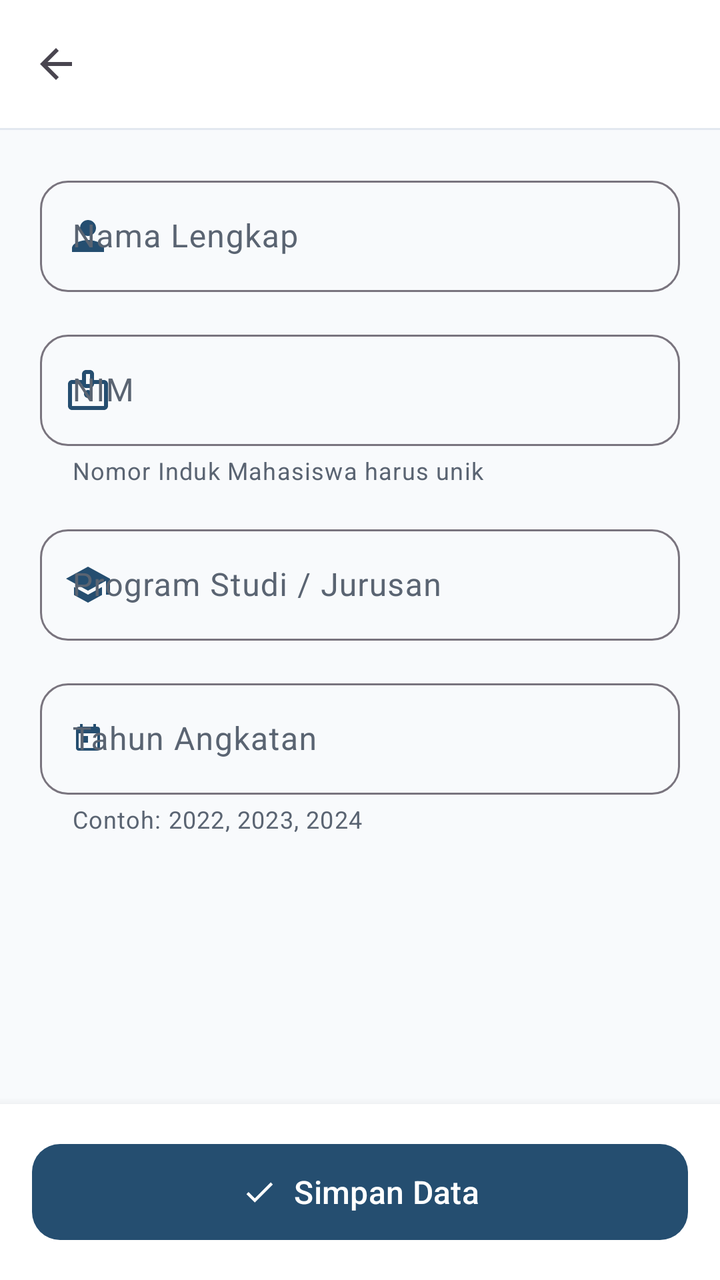
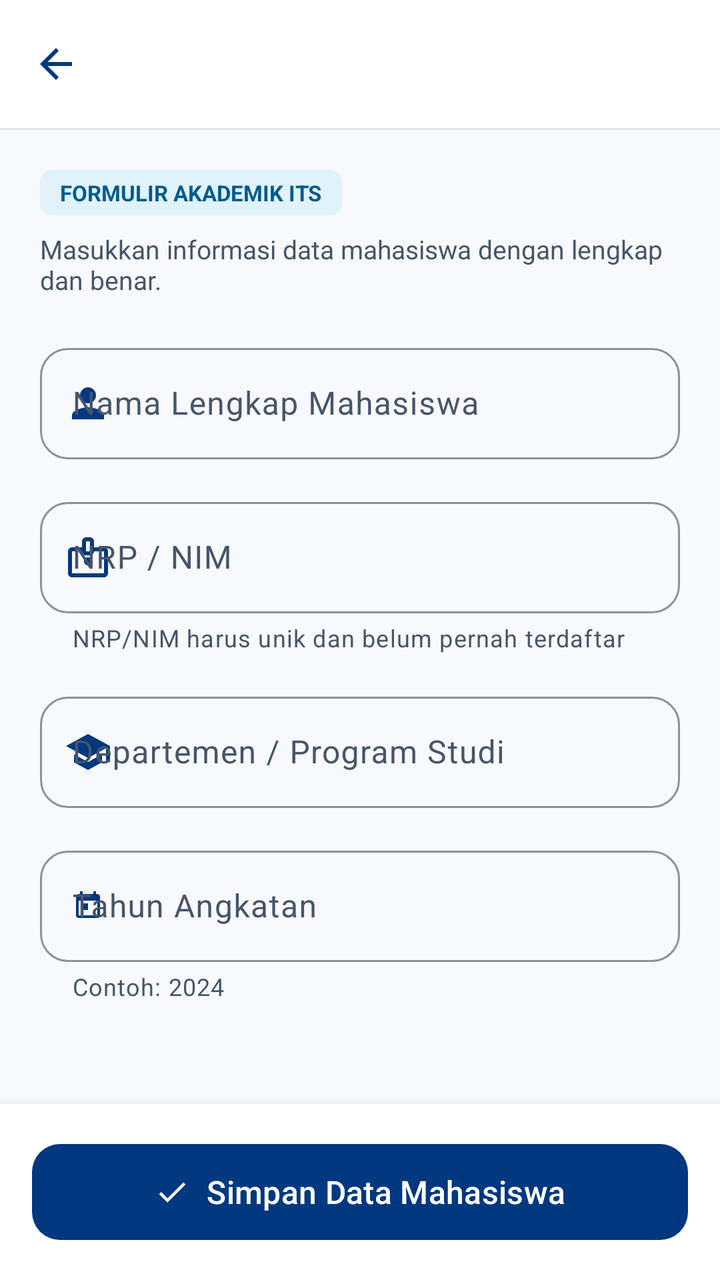

Compare the two renders of this Android layout. The source of the first and the diff that turns it into the second are given below.
<!-- AndroidManifest.xml: application theme Theme.DiaryApp -->
<!-- res/layout/activity_mhs_form.xml -->
<?xml version="1.0" encoding="utf-8"?>
<LinearLayout
    xmlns:android="http://schemas.android.com/apk/res/android"
    xmlns:app="http://schemas.android.com/apk/res-auto"
    android:layout_width="match_parent"
    android:layout_height="match_parent"
    android:fitsSystemWindows="true"
    android:orientation="vertical"
    android:background="@color/surface_container_low">

    
    <com.google.android.material.appbar.MaterialToolbar
        android:id="@+id/toolbar_form"
        android:layout_width="match_parent"
        android:layout_height="?attr/actionBarSize"
        android:background="@color/surface"
        app:navigationIcon="?attr/homeAsUpIndicator"
        app:titleTextColor="@color/text_primary"
        app:titleTextAppearance="@style/TextAppearance.Material3.TitleLarge" />

    <View
        android:layout_width="match_parent"
        android:layout_height="1dp"
        android:background="@color/outline_variant" />

    
    <ScrollView
        android:layout_width="match_parent"
        android:layout_height="0dp"
        android:layout_weight="1"
        android:fillViewport="true">

        <LinearLayout
            android:layout_width="match_parent"
            android:layout_height="wrap_content"
            android:orientation="vertical"
            android:padding="20dp">

            
            <com.google.android.material.textfield.TextInputLayout
                android:id="@+id/til_nama"
                style="@style/Widget.Material3.TextInputLayout.OutlinedBox"
                android:layout_width="match_parent"
                android:layout_height="wrap_content"
                android:hint="@string/label_nama"
                app:startIconDrawable="@drawable/ic_person"
                app:startIconTint="@color/primary"
                app:endIconMode="clear_text"
                app:boxCornerRadiusTopStart="14dp"
                app:boxCornerRadiusTopEnd="14dp"
                app:boxCornerRadiusBottomStart="14dp"
                app:boxCornerRadiusBottomEnd="14dp">

                <com.google.android.material.textfield.TextInputEditText
                    android:id="@+id/et_nama"
                    android:layout_width="match_parent"
                    android:layout_height="wrap_content"
                    android:inputType="textPersonName|textCapWords"
                    android:textSize="16sp"
                    android:textColor="@color/text_primary" />

            </com.google.android.material.textfield.TextInputLayout>

            
            <com.google.android.material.textfield.TextInputLayout
                android:id="@+id/til_nim"
                style="@style/Widget.Material3.TextInputLayout.OutlinedBox"
                android:layout_width="match_parent"
                android:layout_height="wrap_content"
                android:layout_marginTop="16dp"
                android:hint="@string/label_nim"
                app:startIconDrawable="@drawable/ic_badge"
                app:startIconTint="@color/primary"
                app:endIconMode="clear_text"
                app:helperText="Nomor Induk Mahasiswa harus unik"
                app:boxCornerRadiusTopStart="14dp"
                app:boxCornerRadiusTopEnd="14dp"
                app:boxCornerRadiusBottomStart="14dp"
                app:boxCornerRadiusBottomEnd="14dp">

                <com.google.android.material.textfield.TextInputEditText
                    android:id="@+id/et_nim"
                    android:layout_width="match_parent"
                    android:layout_height="wrap_content"
                    android:inputType="text|textCapCharacters"
                    android:textSize="16sp"
                    android:textColor="@color/text_primary" />

            </com.google.android.material.textfield.TextInputLayout>

            
            <com.google.android.material.textfield.TextInputLayout
                android:id="@+id/til_jurusan"
                style="@style/Widget.Material3.TextInputLayout.OutlinedBox"
                android:layout_width="match_parent"
                android:layout_height="wrap_content"
                android:layout_marginTop="16dp"
                android:hint="@string/label_jurusan"
                app:startIconDrawable="@drawable/ic_school"
                app:startIconTint="@color/primary"
                app:endIconMode="clear_text"
                app:boxCornerRadiusTopStart="14dp"
                app:boxCornerRadiusTopEnd="14dp"
                app:boxCornerRadiusBottomStart="14dp"
                app:boxCornerRadiusBottomEnd="14dp">

                <com.google.android.material.textfield.TextInputEditText
                    android:id="@+id/et_jurusan"
                    android:layout_width="match_parent"
                    android:layout_height="wrap_content"
                    android:inputType="textCapWords"
                    android:textSize="16sp"
                    android:textColor="@color/text_primary" />

            </com.google.android.material.textfield.TextInputLayout>

            
            <com.google.android.material.textfield.TextInputLayout
                android:id="@+id/til_angkatan"
                style="@style/Widget.Material3.TextInputLayout.OutlinedBox"
                android:layout_width="match_parent"
                android:layout_height="wrap_content"
                android:layout_marginTop="16dp"
                android:hint="@string/label_angkatan"
                app:startIconDrawable="@drawable/ic_calendar"
                app:startIconTint="@color/primary"
                app:endIconMode="clear_text"
                app:helperText="Contoh: 2022, 2023, 2024"
                app:boxCornerRadiusTopStart="14dp"
                app:boxCornerRadiusTopEnd="14dp"
                app:boxCornerRadiusBottomStart="14dp"
                app:boxCornerRadiusBottomEnd="14dp">

                <com.google.android.material.textfield.TextInputEditText
                    android:id="@+id/et_angkatan"
                    android:layout_width="match_parent"
                    android:layout_height="wrap_content"
                    android:inputType="number"
                    android:maxLength="4"
                    android:textSize="16sp"
                    android:textColor="@color/text_primary" />

            </com.google.android.material.textfield.TextInputLayout>

        </LinearLayout>

    </ScrollView>

    
    <LinearLayout
        android:layout_width="match_parent"
        android:layout_height="wrap_content"
        android:background="@color/surface"
        android:padding="16dp"
        android:elevation="8dp">

        <com.google.android.material.button.MaterialButton
            android:id="@+id/btn_save"
            android:layout_width="match_parent"
            android:layout_height="56dp"
            android:text="@string/btn_save"
            android:textSize="16sp"
            android:textColor="@color/on_primary"
            app:backgroundTint="@color/primary"
            app:cornerRadius="14dp"
            app:icon="@drawable/ic_save"
            app:iconGravity="textStart" />

    </LinearLayout>

</LinearLayout>
<!-- resources referenced by this layout -->
<resources>
  <color name="on_primary">#FFFFFF</color>
  <color name="outline_variant">#E2E8F0</color>
  <color name="primary">#254E70</color>
  <color name="surface">#FFFFFF</color>
  <color name="surface_container_low">#F8FAFC</color>
  <color name="text_primary">#141E28</color>
  <!-- drawable ic_save (drawable) -->
  <vector xmlns:android="http://schemas.android.com/apk/res/android"
      android:width="24dp"
      android:height="24dp"
      android:viewportWidth="24"
      android:viewportHeight="24">
      <path
          android:fillColor="@color/on_primary"
          android:pathData="M9,16.2L4.8,12l-1.4,1.4L9,19 21,7l-1.4-1.4L9,16.2z" />
  </vector>
  <!-- drawable ic_school (drawable) -->
  <vector xmlns:android="http://schemas.android.com/apk/res/android"
      android:width="24dp"
      android:height="24dp"
      android:viewportWidth="24"
      android:viewportHeight="24">
      <path
          android:fillColor="@color/primary"
          android:pathData="M5,13.18v4L12,21l7,-3.82v-4L12,17l-7,-3.82zM12,3L1,9l11,6 9,-4.91V17h2V9L12,3z"/>
  </vector>
  <string name="btn_save">Simpan Data</string>
  <string name="label_angkatan">Tahun Angkatan</string>
  <string name="label_jurusan">Program Studi / Jurusan</string>
  <string name="label_nama">Nama Lengkap</string>
  <string name="label_nim">NIM</string>
  <style name="Theme.DiaryApp" parent="Theme.Material3.Light.NoActionBar">
          <item name="colorPrimary">@color/primary</item>
          <item name="colorOnPrimary">@color/on_primary</item>
          <item name="colorPrimaryContainer">@color/primary_container</item>
          <item name="colorOnPrimaryContainer">@color/on_primary_container</item>
          <item name="colorSecondary">@color/secondary</item>
          <item name="colorOnSecondary">@color/white</item>
          <item name="colorSecondaryContainer">@color/secondary_container</item>
          <item name="colorOnSecondaryContainer">@color/on_secondary_container</item>
          <item name="colorSurface">@color/surface</item>
          <item name="colorOnSurface">@color/text_primary</item>
          <item name="colorSurfaceVariant">@color/surface_container</item>
          <item name="colorOnSurfaceVariant">@color/text_secondary</item>
          <item name="android:statusBarColor">@color/surface</item>
          <item name="android:windowLightStatusBar" tools:targetApi="m">true</item>
          <item name="android:windowBackground">@color/surface_container_low</item>
      </style>
  <color name="badge_text">#1F507E</color>
  <color name="primary_container">#D2E4F8</color>
  <color name="on_primary_container">#0A2540</color>
  <color name="secondary">#526070</color>
  <color name="white">#FFFFFF</color>
  <color name="secondary_container">#DCE5F0</color>
  <color name="on_secondary_container">#0F1D2A</color>
  <color name="surface_container">#F3F6FA</color>
  <color name="text_secondary">#5A6472</color>
  <!-- unchanged entries left out for length: 3 -->
</resources>

<!-- the commit's change to res/layout/activity_mhs_form.xml (unified diff, before → after) -->
@@ -15,7 +15,8 @@
         android:layout_height="?attr/actionBarSize"
         android:background="@color/surface"
         app:navigationIcon="?attr/homeAsUpIndicator"
-        app:titleTextColor="@color/text_primary"
+        app:navigationIconTint="@color/primary"
+        app:titleTextColor="@color/primary"
         app:titleTextAppearance="@style/TextAppearance.Material3.TitleLarge" />
 
     <View
@@ -37,6 +38,27 @@
             android:padding="20dp">
 
             
+            <TextView
+                android:layout_width="wrap_content"
+                android:layout_height="wrap_content"
+                android:background="@drawable/bg_chip_jurusan"
+                android:paddingHorizontal="10dp"
+                android:paddingVertical="4dp"
+                android:text="FORMULIR AKADEMIK ITS"
+                android:textSize="11sp"
+                android:textStyle="bold"
+                android:textColor="@color/badge_jurusan_text" />
+
+            <TextView
+                android:layout_width="wrap_content"
+                android:layout_height="wrap_content"
+                android:layout_marginTop="8dp"
+                android:layout_marginBottom="20dp"
+                android:text="Masukkan informasi data mahasiswa dengan lengkap dan benar."
+                android:textSize="13sp"
+                android:textColor="@color/text_secondary" />
+
+            
             <com.google.android.material.textfield.TextInputLayout
                 android:id="@+id/til_nama"
                 style="@style/Widget.Material3.TextInputLayout.OutlinedBox"
@@ -46,6 +68,7 @@
                 app:startIconDrawable="@drawable/ic_person"
                 app:startIconTint="@color/primary"
                 app:endIconMode="clear_text"
+                app:boxStrokeColor="@color/primary"
                 app:boxCornerRadiusTopStart="14dp"
                 app:boxCornerRadiusTopEnd="14dp"
                 app:boxCornerRadiusBottomStart="14dp"
@@ -72,7 +95,8 @@
                 app:startIconDrawable="@drawable/ic_badge"
                 app:startIconTint="@color/primary"
                 app:endIconMode="clear_text"
-                app:helperText="Nomor Induk Mahasiswa harus unik"
+                app:helperText="NRP/NIM harus unik dan belum pernah terdaftar"
+                app:boxStrokeColor="@color/primary"
                 app:boxCornerRadiusTopStart="14dp"
                 app:boxCornerRadiusTopEnd="14dp"
                 app:boxCornerRadiusBottomStart="14dp"
@@ -99,6 +123,7 @@
                 app:startIconDrawable="@drawable/ic_school"
                 app:startIconTint="@color/primary"
                 app:endIconMode="clear_text"
+                app:boxStrokeColor="@color/primary"
                 app:boxCornerRadiusTopStart="14dp"
                 app:boxCornerRadiusTopEnd="14dp"
                 app:boxCornerRadiusBottomStart="14dp"
@@ -125,7 +150,8 @@
                 app:startIconDrawable="@drawable/ic_calendar"
                 app:startIconTint="@color/primary"
                 app:endIconMode="clear_text"
-                app:helperText="Contoh: 2022, 2023, 2024"
+                app:helperText="Contoh: 2024"
+                app:boxStrokeColor="@color/primary"
                 app:boxCornerRadiusTopStart="14dp"
                 app:boxCornerRadiusTopEnd="14dp"
                 app:boxCornerRadiusBottomStart="14dp"
<!-- resource entries referenced after the edit -->
@@ -1,11 +1,12 @@
 <!-- resources referenced by this layout -->
 <resources>
+  <color name="badge_jurusan_text">#005B8F</color>
   <color name="on_primary">#FFFFFF</color>
-  <color name="outline_variant">#E2E8F0</color>
-  <color name="primary">#254E70</color>
+  <color name="outline_variant">#D9E2EE</color>
+  <color name="primary">#013880</color>
   <color name="surface">#FFFFFF</color>
-  <color name="surface_container_low">#F8FAFC</color>
-  <color name="text_primary">#141E28</color>
+  <color name="surface_container_low">#F7F9FC</color>
+  <color name="text_primary">#0E1B2C</color>
   <!-- drawable ic_save (drawable) -->
   <vector xmlns:android="http://schemas.android.com/apk/res/android"
       android:width="24dp"
@@ -26,11 +27,11 @@
           android:fillColor="@color/primary"
           android:pathData="M5,13.18v4L12,21l7,-3.82v-4L12,17l-7,-3.82zM12,3L1,9l11,6 9,-4.91V17h2V9L12,3z"/>
   </vector>
-  <string name="btn_save">Simpan Data</string>
+  <string name="btn_save">Simpan Data Mahasiswa</string>
   <string name="label_angkatan">Tahun Angkatan</string>
-  <string name="label_jurusan">Program Studi / Jurusan</string>
-  <string name="label_nama">Nama Lengkap</string>
-  <string name="label_nim">NIM</string>
+  <string name="label_jurusan">Departemen / Program Studi</string>
+  <string name="label_nama">Nama Lengkap Mahasiswa</string>
+  <string name="label_nim">NRP / NIM</string>
   <style name="Theme.DiaryApp" parent="Theme.Material3.Light.NoActionBar">
           <item name="colorPrimary">@color/primary</item>
           <item name="colorOnPrimary">@color/on_primary</item>
@@ -40,6 +41,10 @@
           <item name="colorOnSecondary">@color/white</item>
           <item name="colorSecondaryContainer">@color/secondary_container</item>
           <item name="colorOnSecondaryContainer">@color/on_secondary_container</item>
+          <item name="colorTertiary">@color/tertiary</item>
+          <item name="colorOnTertiary">@color/on_tertiary</item>
+          <item name="colorTertiaryContainer">@color/tertiary_container</item>
+          <item name="colorOnTertiaryContainer">@color/on_tertiary_container</item>
           <item name="colorSurface">@color/surface</item>
           <item name="colorOnSurface">@color/text_primary</item>
           <item name="colorSurfaceVariant">@color/surface_container</item>
@@ -48,15 +53,27 @@
           <item name="android:windowLightStatusBar" tools:targetApi="m">true</item>
           <item name="android:windowBackground">@color/surface_container_low</item>
       </style>
-  <color name="badge_text">#1F507E</color>
-  <color name="primary_container">#D2E4F8</color>
-  <color name="on_primary_container">#0A2540</color>
-  <color name="secondary">#526070</color>
+  <color name="badge_jurusan_bg">#E0F2FA</color>
+  <color name="badge_text">#005B8F</color>
+  <color name="primary_container">#E1ECFA</color>
+  <color name="on_primary_container">#001C42</color>
+  <color name="secondary">#007BC0</color>
   <color name="white">#FFFFFF</color>
-  <color name="secondary_container">#DCE5F0</color>
-  <color name="on_secondary_container">#0F1D2A</color>
-  <color name="surface_container">#F3F6FA</color>
-  <color name="text_secondary">#5A6472</color>
+  <color name="secondary_container">#DEF2FC</color>
+  <color name="on_secondary_container">#003857</color>
+  <color name="tertiary">#FFBD07</color>
+  <color name="on_tertiary">#352600</color>
+  <color name="tertiary_container">#FFF0C2</color>
+  <color name="on_tertiary_container">#523B00</color>
+  <color name="surface_container">#EFF3F9</color>
+  <color name="text_secondary">#475569</color>
+  <!-- drawable bg_chip_jurusan (drawable) -->
+  <?xml version="1.0" encoding="utf-8"?>
+  <shape xmlns:android="http://schemas.android.com/apk/res/android"
+      android:shape="rectangle">
+      <solid android:color="@color/badge_jurusan_bg" />
+      <corners android:radius="6dp" />
+  </shape>
   <!-- unchanged entries left out for length: 3 -->
 </resources>
 
